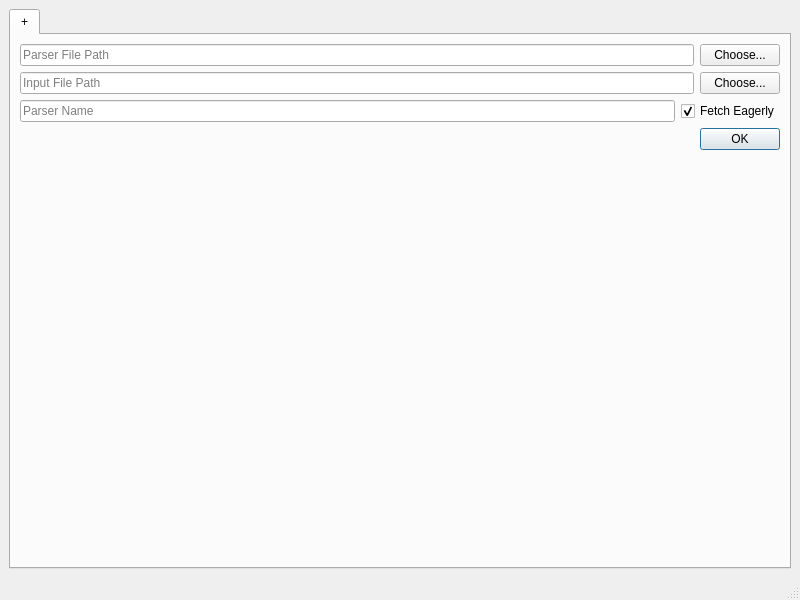
Old version of the form tools/ylliab/mainwindow.ui in the repository 8051Enthusiast/yabo.
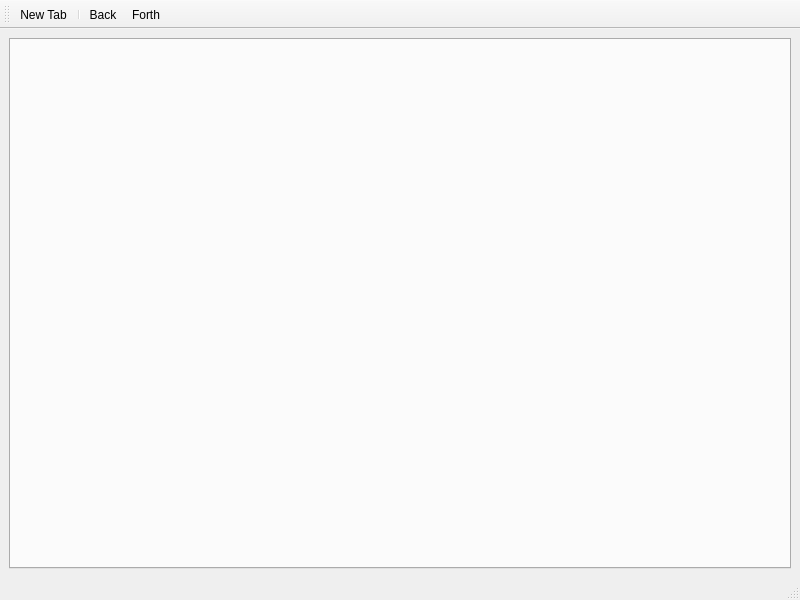
New version of the form.

Commit message:
ylliab: change gui layouts a bit
- toolbar is now in mainwindow and forwards to the active widget
- removed starting page, adding new parser is dialog instead
- use splitters in parserview

```diff
--- a/tools/ylliab/mainwindow.ui
+++ b/tools/ylliab/mainwindow.ui
@@ -26,93 +26,12 @@
       <property name="currentIndex">
        <number>0</number>
       </property>
-      <widget class="QWidget" name="tab">
-       <attribute name="title">
-        <string notr="true">+</string>
-       </attribute>
-       <layout class="QVBoxLayout" name="verticalLayout">
-        <item>
-         <layout class="QHBoxLayout" name="parserFileLayout">
-          <item>
-           <widget class="QLineEdit" name="parserFileEdit">
-            <property name="placeholderText">
-             <string>Parser File Path</string>
-            </property>
-           </widget>
-          </item>
-          <item>
-           <widget class="QPushButton" name="parserFileButton">
-            <property name="text">
-             <string>Choose...</string>
-            </property>
-           </widget>
-          </item>
-         </layout>
-        </item>
-        <item>
-         <layout class="QHBoxLayout" name="inputFileLayout">
-          <item>
-           <widget class="QLineEdit" name="inputFileEdit">
-            <property name="placeholderText">
-             <string>Input File Path</string>
-            </property>
-           </widget>
-          </item>
-          <item>
-           <widget class="QPushButton" name="intputFileButton">
-            <property name="text">
-             <string>Choose...</string>
-            </property>
-           </widget>
-          </item>
-         </layout>
-        </item>
-        <item>
-         <layout class="QHBoxLayout" name="horizontalLayout_2">
-          <item>
-           <widget class="QLineEdit" name="parserNameEdit">
-            <property name="placeholderText">
-             <string>Parser Name</string>
-            </property>
-           </widget>
-          </item>
-          <item>
-           <widget class="QCheckBox" name="fetchEager">
-            <property name="text">
-             <string>Fetch Eagerly</string>
-            </property>
-            <property name="checked">
-             <bool>true</bool>
-            </property>
-            <property name="tristate">
-             <bool>false</bool>
-            </property>
-           </widget>
-          </item>
-         </layout>
-        </item>
-        <item>
-         <widget class="QDialogButtonBox" name="createTabBox">
-          <property name="standardButtons">
-           <set>QDialogButtonBox::Ok</set>
-          </property>
-         </widget>
-        </item>
-        <item>
-         <spacer name="verticalSpacer">
-          <property name="orientation">
-           <enum>Qt::Vertical</enum>
-          </property>
-          <property name="sizeHint" stdset="0">
-           <size>
-            <width>20</width>
-            <height>40</height>
-           </size>
-          </property>
-         </spacer>
-        </item>
-       </layout>
-      </widget>
+      <property name="tabsClosable">
+       <bool>true</bool>
+      </property>
+      <property name="movable">
+       <bool>true</bool>
+      </property>
      </widget>
     </item>
    </layout>
@@ -128,6 +47,42 @@
    </property>
   </widget>
   <widget class="QStatusBar" name="statusbar"/>
+  <widget class="QToolBar" name="toolBar">
+   <property name="windowTitle">
+    <string>toolBar</string>
+   </property>
+   <attribute name="toolBarArea">
+    <enum>TopToolBarArea</enum>
+   </attribute>
+   <attribute name="toolBarBreak">
+    <bool>false</bool>
+   </attribute>
+   <addaction name="actionNewTab"/>
+   <addaction name="separator"/>
+   <addaction name="actionBack"/>
+   <addaction name="actionForth"/>
+  </widget>
+  <action name="actionNewTab">
+   <property name="text">
+    <string>New Tab</string>
+   </property>
+   <property name="toolTip">
+    <string>Creates a new tab</string>
+   </property>
+   <property name="shortcut">
+    <string>Ctrl+N</string>
+   </property>
+  </action>
+  <action name="actionBack">
+   <property name="text">
+    <string>Back</string>
+   </property>
+  </action>
+  <action name="actionForth">
+   <property name="text">
+    <string>Forth</string>
+   </property>
+  </action>
  </widget>
  <resources/>
  <connections/>
```
Left out of the diff: 2 changed lines with no effect on the pictures. The commit also changes 9 other files.
